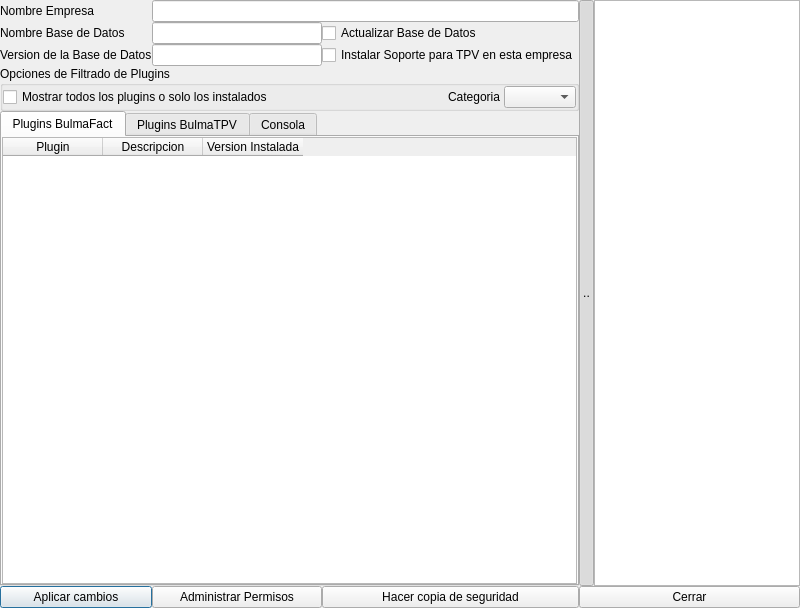
Above: bulmages/bulmasetup/modificarfacturacionbase.ui from eboladev/Bulmages-1 before the change. Below: the same form after it.
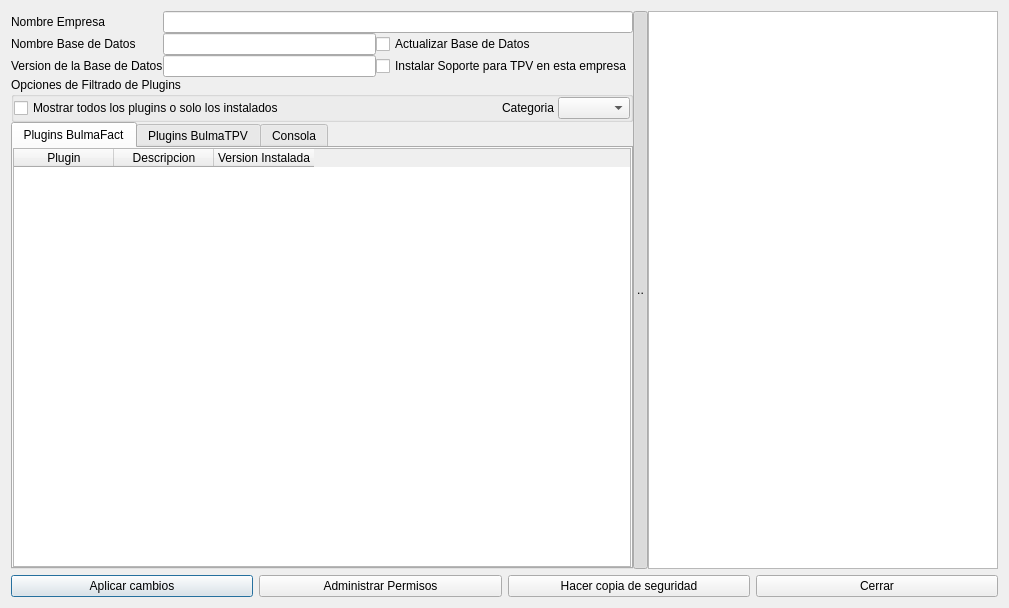
That is the form after the change. Icons and pictures are not drawn.

Patch:
```diff
--- a/bulmages/bulmasetup/modificarfacturacionbase.ui
+++ b/bulmages/bulmasetup/modificarfacturacionbase.ui
@@ -6,7 +6,7 @@
    <rect>
     <x>0</x>
     <y>0</y>
-    <width>800</width>
+    <width>1009</width>
     <height>608</height>
    </rect>
   </property>
@@ -29,13 +29,16 @@
    <iconset resource="resources.qrc">
     <normaloff>:/images/iconbulmafact.svg</normaloff>:/images/iconbulmafact.svg</iconset>
   </property>
+  <layout class="QVBoxLayout" name="verticalLayout_3">
+   <item>
+    <layout class="QHBoxLayout" name="horizontalLayout_4">
+     <property name="spacing">
+      <number>0</number>
+     </property>
+     <item>
+      <layout class="QVBoxLayout" name="verticalLayout_2">
+       <item>
   <layout class="QGridLayout" name="gridLayout">
-   <property name="margin">
-    <number>0</number>
-   </property>
-   <property name="spacing">
-    <number>0</number>
-   </property>
    <item row="0" column="0">
     <widget class="QLabel" name="label">
      <property name="text">
@@ -46,37 +49,9 @@
      </property>
     </widget>
    </item>
-   <item row="0" column="1" colspan="3">
+         <item row="0" column="1" colspan="2">
     <widget class="QLineEdit" name="mui_nomempresa"/>
    </item>
-   <item row="0" column="4" rowspan="5">
-    <widget class="QToolButton" name="toolButton">
-     <property name="sizePolicy">
-      <sizepolicy hsizetype="Fixed" vsizetype="Expanding">
-       <horstretch>0</horstretch>
-       <verstretch>0</verstretch>
-      </sizepolicy>
-     </property>
-     <property name="maximumSize">
-      <size>
-       <width>15</width>
-       <height>16777215</height>
-      </size>
-     </property>
-     <property name="text">
-      <string>..</string>
-     </property>
-     <property name="checkable">
-      <bool>true</bool>
-     </property>
-     <property name="checked">
-      <bool>true</bool>
-     </property>
-    </widget>
-   </item>
-   <item row="0" column="5" rowspan="5">
-    <widget class="QTextBrowser" name="mui_descripcion"/>
-   </item>
    <item row="1" column="0">
     <widget class="QLabel" name="label_2">
      <property name="text">
@@ -87,14 +62,14 @@
      </property>
     </widget>
    </item>
-   <item row="1" column="1" colspan="2">
+         <item row="1" column="1">
     <widget class="QLineEdit" name="mui_nomdb">
      <property name="readOnly">
       <bool>true</bool>
      </property>
     </widget>
    </item>
-   <item row="1" column="3">
+         <item row="1" column="2">
     <widget class="QCheckBox" name="mui_actualizarDB">
      <property name="text">
       <string>Actualizar Base de Datos</string>
@@ -111,14 +86,14 @@
      </property>
     </widget>
    </item>
-   <item row="2" column="1" colspan="2">
+         <item row="2" column="1">
     <widget class="QLineEdit" name="mui_databaserevision">
      <property name="readOnly">
       <bool>true</bool>
      </property>
     </widget>
    </item>
-   <item row="2" column="3">
+         <item row="2" column="2">
     <widget class="QCheckBox" name="mui_soporteTPV">
      <property name="text">
       <string>Instalar Soporte para TPV en esta empresa</string>
@@ -128,7 +103,9 @@
      </property>
     </widget>
    </item>
-   <item row="3" column="0" colspan="4">
+        </layout>
+       </item>
+       <item>
     <widget class="QGroupBox" name="groupBox">
      <property name="title">
       <string>Opciones de Filtrado de Plugins</string>
@@ -183,7 +160,7 @@
      </layout>
     </widget>
    </item>
-   <item row="4" column="0" colspan="4">
+       <item>
     <widget class="QTabWidget" name="tabWidget">
      <property name="currentIndex">
       <number>0</number>
@@ -294,7 +271,60 @@
      </widget>
     </widget>
    </item>
-   <item row="5" column="0">
+      </layout>
+     </item>
+     <item>
+      <widget class="QToolButton" name="toolButton">
+       <property name="sizePolicy">
+        <sizepolicy hsizetype="Fixed" vsizetype="Expanding">
+         <horstretch>0</horstretch>
+         <verstretch>0</verstretch>
+        </sizepolicy>
+       </property>
+       <property name="maximumSize">
+        <size>
+         <width>15</width>
+         <height>16777215</height>
+        </size>
+       </property>
+       <property name="text">
+        <string>..</string>
+       </property>
+       <property name="checkable">
+        <bool>true</bool>
+       </property>
+       <property name="checked">
+        <bool>true</bool>
+       </property>
+      </widget>
+     </item>
+     <item>
+      <widget class="QTextBrowser" name="mui_descripcion">
+       <property name="sizePolicy">
+        <sizepolicy hsizetype="Fixed" vsizetype="Expanding">
+         <horstretch>0</horstretch>
+         <verstretch>0</verstretch>
+        </sizepolicy>
+       </property>
+       <property name="minimumSize">
+        <size>
+         <width>350</width>
+         <height>0</height>
+        </size>
+       </property>
+       <property name="maximumSize">
+        <size>
+         <width>350</width>
+         <height>16777215</height>
+        </size>
+       </property>
+      </widget>
+     </item>
+    </layout>
+   </item>
+   <item>
+    <layout class="QHBoxLayout" name="horizontalLayout_3">
+     <item>
     <widget class="QPushButton" name="mui_aceptar">
      <property name="minimumSize">
       <size>
@@ -311,18 +341,7 @@
      </property>
     </widget>
    </item>
-   <item row="5" column="4" colspan="2">
-    <widget class="QPushButton" name="mui_cancelar">
-     <property name="text">
-      <string>Cerrar</string>
-     </property>
-     <property name="icon">
-      <iconset resource="resources.qrc">
-       <normaloff>:/images/bulmasetup_exit.png</normaloff>:/images/bulmasetup_exit.png</iconset>
-     </property>
-    </widget>
-   </item>
-   <item row="5" column="1" colspan="2">
+     <item>
     <widget class="QPushButton" name="mui_permisos">
      <property name="minimumSize">
       <size>
@@ -339,7 +358,7 @@
      </property>
     </widget>
    </item>
-   <item row="5" column="3">
+     <item>
     <widget class="QPushButton" name="mui_hacerbackup">
      <property name="text">
       <string>Hacer copia de seguridad</string>
@@ -350,6 +369,19 @@
      </property>
     </widget>
    </item>
+     <item>
+      <widget class="QPushButton" name="mui_cancelar">
+       <property name="text">
+        <string>Cerrar</string>
+       </property>
+       <property name="icon">
+        <iconset resource="resources.qrc">
+         <normaloff>:/images/bulmasetup_exit.png</normaloff>:/images/bulmasetup_exit.png</iconset>
+       </property>
+      </widget>
+     </item>
+    </layout>
+   </item>
   </layout>
  </widget>
  <resources>
```
Left out of the diff: 2 changed lines with no effect on the pictures. Lines whose indentation alone changed are shown as unchanged.
